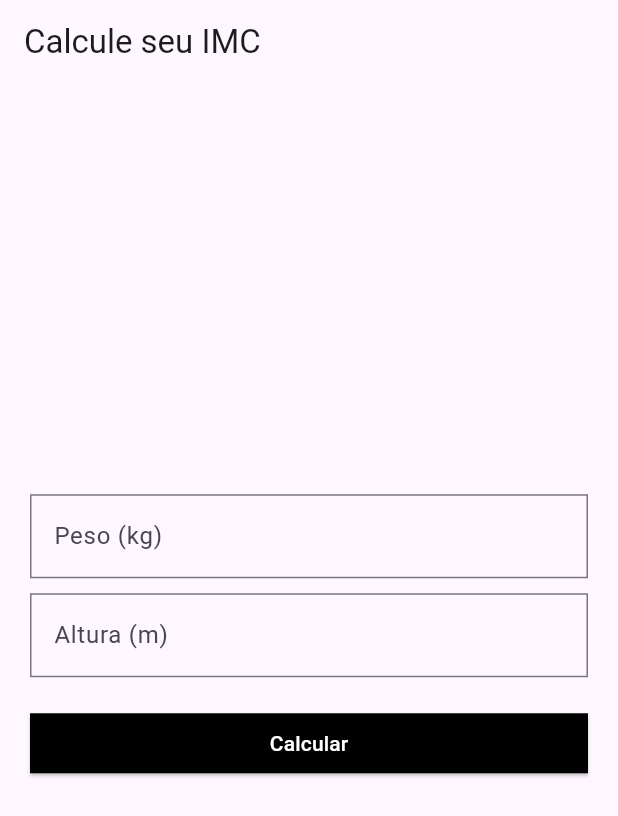
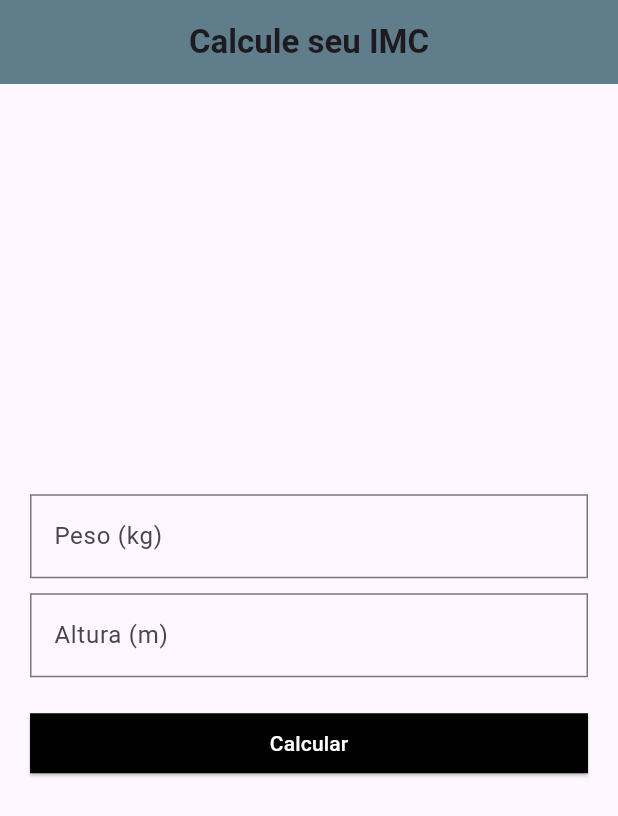
Before and after one commit to LeonardoViniciusBSantos/Calculadora-IMC, a Flutter app: the screen it shows after launch, on a phone screen of 412 x 824 dp. Shown: the top 816 px of the screen. Run offline on Flutter 3.47's test engine with Material 3 defaults, Android fonts, the phone set to English and light mode, and no system bars.

Commit message:
alterando a appbar

```diff
--- a/lib/home/calculadora.view.dart
+++ b/lib/home/calculadora.view.dart
@@ -27,7 +27,13 @@ class _CalculadoraIMCState extends State<CalculadoraIMC> {
   Widget build(BuildContext context) {
     return Scaffold(
       appBar: AppBar(
-        title: Text("Calcule seu IMC"),
+        backgroundColor: Colors.blueGrey,
+        title: Text("Calcule seu IMC",
+        style: TextStyle(
+          fontWeight: FontWeight.bold,
+        ),
+        ),
+        centerTitle: true,
       ),
       body: Padding(
         padding: EdgeInsets.all(20.0),
```
